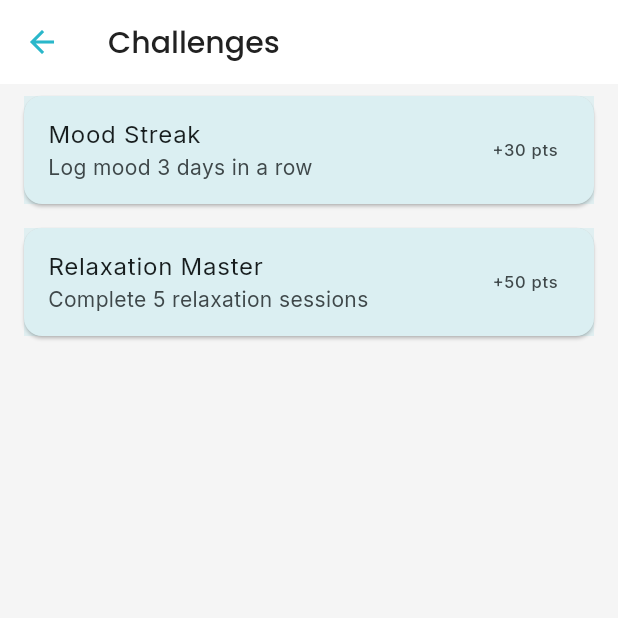
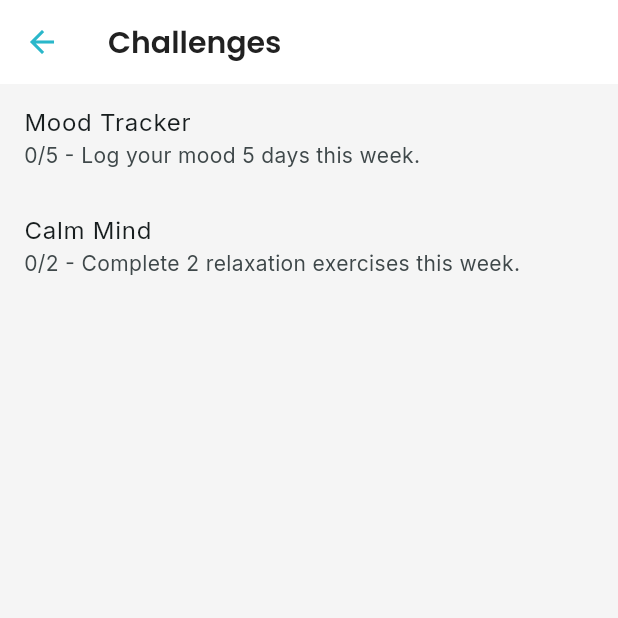
Before and after one commit to Manlikeog/mindful_mate, a Flutter app: the ChallengesScreen screen opened directly, on a phone screen of 412 x 824 dp, the top half of it. Run offline on Flutter 3.47's test engine with Material 3 defaults, Android fonts, the phone set to English and light mode, and no system bars; our stand-ins replace confetti, fl_chart, flutter_hooks, flutter_riverpod, fluttertoast, gap and 7 more; missing offline and left inert: particles_flutter; accounts and stored records are empty; generated files the repository leaves out were written again.

Commit message:
Add challenges and relaxation features with mood-based suggestions

```diff
--- /dev/null
+++ b/lib/screens/chanllenges/chanllenge_screen.dart
@@ -0,0 +1,50 @@
+import 'package:flutter/material.dart';
+import 'package:flutter_riverpod/flutter_riverpod.dart';
+import 'package:mindful_mate/providers/gamification/gamification_provider.dart';
+import 'package:mindful_mate/screens/chanllenges/model/chanllenge.dart';
+import 'package:mindful_mate/utils/app_settings/injector.dart';
+
+class ChallengesScreen extends ConsumerWidget {
+  static final List<Challenge> challenges = [
+    Challenge(
+      id: 'mood_week',
+      title: 'Mood Tracker',
+      description: 'Log your mood 5 days this week.',
+      goal: 5,
+      type: 'mood_log',
+      rewardPoints: 30,
+      startDate: DateTime(2025, 3, 10),
+      endDate: DateTime(2025, 3, 16),
+    ),
+    Challenge(
+      id: 'relax_week',
+      title: 'Calm Mind',
+      description: 'Complete 2 relaxation exercises this week.',
+      goal: 2,
+      type: 'relaxation',
+      rewardPoints: 40,
+      startDate: DateTime(2025, 3, 10),
+      endDate: DateTime(2025, 3, 16),
+    ),
+  ];
+
+  @override
+  Widget build(BuildContext context, WidgetRef ref) {
+    final palette = injector.palette;
+    final gamification = ref.watch(gamificationProvider.notifier);
+
+    return Scaffold(
+      appBar: AppBar(title: Text('Challenges', style: TextStyle(color: palette.textColor))),
+      body: ListView(
+        children: challenges.map((challenge) {
+          final progress = gamification.getChallengeProgress(challenge.id);
+          return ListTile(
+            title: Text(challenge.title),
+            subtitle: Text('$progress/${challenge.goal} - ${challenge.description}'),
+            trailing: progress >= challenge.goal ? Icon(Icons.check, color: palette.primaryColor) : null,
+          );
+        }).toList(),
+      ),
+    );
+  }
+}
--- a/lib/screens/chanllenges/chanllenges.dart
+++ /dev/null
@@ -1,39 +0,0 @@
-// lib/screens/challenges_screen.dart
-import 'package:flutter/material.dart';
-import 'package:flutter_riverpod/flutter_riverpod.dart';
-import 'package:mindful_mate/utils/app_settings/injector.dart';
-
-class ChallengesScreen extends ConsumerWidget {
-  const ChallengesScreen({super.key});
-
-  @override
-  Widget build(BuildContext context, WidgetRef ref) {
-    final palette = injector.palette;
-    final challenges = [
-      {'title': 'Mood Streak', 'goal': 'Log mood 3 days in a row', 'reward': 30},
-      {'title': 'Relaxation Master', 'goal': 'Complete 5 relaxation sessions', 'reward': 50},
-    ];
-
-    return Scaffold(
-      appBar: AppBar(
-        backgroundColor: palette.pureWhite,
-        title: Text('Challenges', style: Theme.of(context).textTheme.titleLarge),
-      ),
-      body: ListView.builder(
-        itemCount: challenges.length,
-        itemBuilder: (context, index) {
-          final challenge = challenges[index];
-          return Card(
-            margin: const EdgeInsets.symmetric(horizontal: 16, vertical: 8),
-            child: ListTile(
-              title: Text(challenge['title'] as String),
-              subtitle: Text(challenge['goal'] as String),
-              trailing: Text('+${challenge['reward']} pts'),
-              tileColor: palette.primaryColor.withOpacity(0.1),
-            ),
-          );
-        },
-      ),
-    );
-  }
-}
--- /dev/null
+++ b/lib/screens/chanllenges/model/chanllenge.dart
@@ -0,0 +1,24 @@
+// lib/models/challenge.dart
+class Challenge {
+  final String id;
+  final String title;
+  final String description;
+  final int goal; // e.g., 5 mood logs
+  final String type; // 'mood_log', 'relaxation'
+  final int rewardPoints;
+  final DateTime startDate;
+  final DateTime endDate;
+
+  Challenge({
+    required this.id,
+    required this.title,
+    required this.description,
+    required this.goal,
+    required this.type,
+    required this.rewardPoints,
+    required this.startDate,
+    required this.endDate,
+  });
+
+  bool isActive(DateTime now) => now.isAfter(startDate) && now.isBefore(endDate);
+}
--- /dev/null
+++ b/lib/screens/relaxations/model/relaxation.dart
@@ -0,0 +1,16 @@
+// lib/models/relaxation.dart
+class RelaxationExercise {
+  final String id;
+  final String title;
+  final String description;
+  final Duration duration;
+  final String? audioUrl; // Optional for future audio integration
+
+  RelaxationExercise({
+    required this.id,
+    required this.title,
+    required this.description,
+    required this.duration,
+    this.audioUrl,
+  });
+}
```
Also changed, not shown: lib/providers/gamification/gamification_provider.dart (+33 -41 lines), lib/screens/mood/mood_screen.dart (+24 -9 lines), lib/screens/relaxations/relaxation_screen.dart (added, +69 -0 lines).
